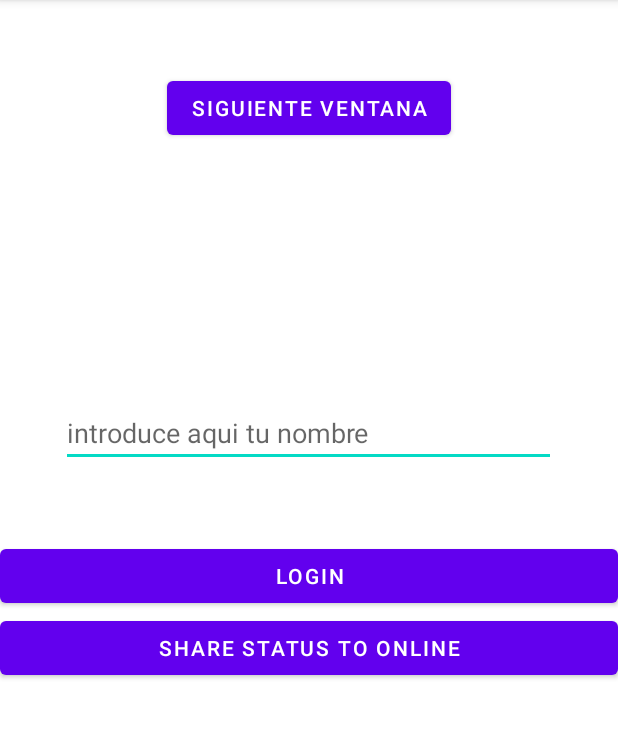
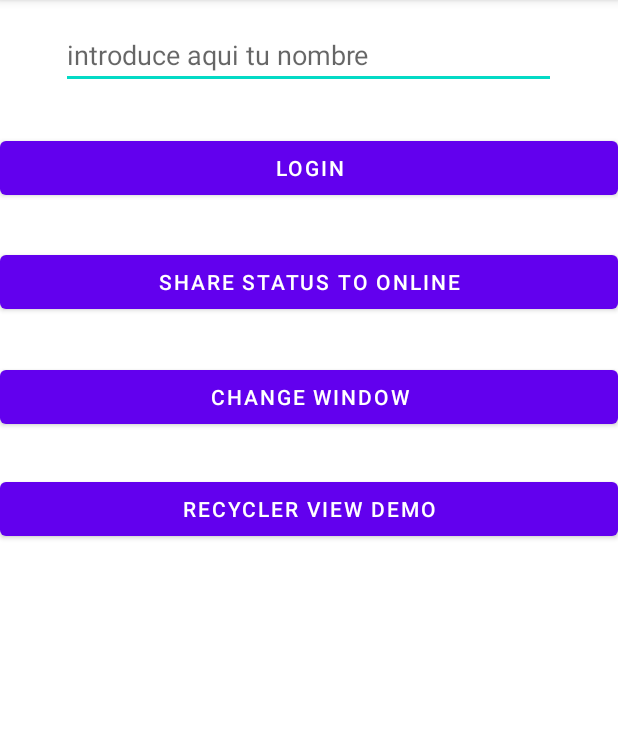
Before and after one commit to UO264804/kotlin-uo264804-uo264651, an Android app: the screen it shows after launch (MainActivity), on a phone screen of 412 x 824 dp, the part 84-822 px from its top. Run offline under Robolectric (Android 15) with nearby library versions, the phone set to English and light mode, and no system bars.

Commit message:
Acabada toda la parte de recycler view, adapter view y card view (no probada parte final del image view y el text view)

```diff
--- a/app/build.gradle
+++ b/app/build.gradle
@@ -44,6 +44,7 @@ dependencies {
     implementation 'com.google.android.material:material:1.3.0'
     implementation 'androidx.constraintlayout:constraintlayout:2.0.4'
     implementation 'androidx.legacy:legacy-support-v4:1.0.0'
+    implementation 'androidx.cardview:cardview:1.0.0'
     testImplementation 'junit:junit:4.+'
     androidTestImplementation 'androidx.test.ext:junit:1.1.2'
     androidTestImplementation 'androidx.test.espresso:espresso-core:3.3.0'
--- a/app/src/main/AndroidManifest.xml
+++ b/app/src/main/AndroidManifest.xml
@@ -16,6 +16,6 @@
             </intent-filter>
         </activity>
         <activity android:name=".SecondActivity"></activity>
+        <activity android:name=".HobbiesActivity"></activity>
     </application>
-
 </manifest>
--- a/app/src/main/java/es/uniovi/appkotlin/SecondActivity.kt
+++ b/app/src/main/java/es/uniovi/appkotlin/SecondActivity.kt
@@ -13,11 +13,8 @@ class SecondActivity : AppCompatActivity()
         binding = ActivitySecondBinding.inflate(layoutInflater)
         val view = binding.root
         setContentView(view)
-
         var bundle : Bundle ? = intent.extras
-
         var login: String? = bundle!!.getString("user_login")
-        binding.bienvenida.text = "bienvenido $login"
-
+        binding.bienvenida.text = "Bienvenido $login"
     }
 }
--- a/app/src/main/res/layout/activity_main.xml
+++ b/app/src/main/res/layout/activity_main.xml
@@ -2,31 +2,34 @@
 <androidx.constraintlayout.widget.ConstraintLayout xmlns:android="http://schemas.android.com/apk/res/android"
     xmlns:app="http://schemas.android.com/apk/res-auto"
     xmlns:tools="http://schemas.android.com/tools"
+    android:id="@+id/btnRecyclerViewDemo"
     android:layout_width="match_parent"
     android:layout_height="match_parent"
     tools:context=".MainActivity">
 
     <Button
         android:id="@+id/cambiarVentana"
-        android:layout_width="wrap_content"
+        android:layout_width="0dp"
         android:layout_height="wrap_content"
-        android:text="Siguiente Ventana"
+        android:text="Change Window"
         app:layout_constraintBottom_toBottomOf="parent"
         app:layout_constraintEnd_toEndOf="parent"
+        app:layout_constraintHorizontal_bias="0.0"
         app:layout_constraintStart_toStartOf="parent"
-        app:layout_constraintTop_toTopOf="parent"
-        app:layout_constraintVertical_bias="0.067" />
+        app:layout_constraintTop_toBottomOf="@+id/shareInfo"
+        app:layout_constraintVertical_bias="0.056" />
 
     <Button
         android:id="@+id/sendLogin"
         android:layout_width="0dp"
         android:layout_height="wrap_content"
-        android:layout_marginBottom="360dp"
         android:text="login"
         app:layout_constraintBottom_toBottomOf="parent"
         app:layout_constraintEnd_toEndOf="parent"
-        app:layout_constraintHorizontal_bias="1.0"
-        app:layout_constraintStart_toStartOf="parent" />
+        app:layout_constraintHorizontal_bias="0.0"
+        app:layout_constraintStart_toStartOf="parent"
+        app:layout_constraintTop_toTopOf="parent"
+        app:layout_constraintVertical_bias="0.122" />
 
     <com.google.android.material.textfield.TextInputEditText
         android:id="@+id/login"
@@ -37,16 +40,30 @@
         app:layout_constraintEnd_toEndOf="parent"
         app:layout_constraintHorizontal_bias="0.493"
         app:layout_constraintStart_toStartOf="parent"
-        app:layout_constraintTop_toBottomOf="@+id/cambiarVentana"
-        app:layout_constraintVertical_bias="0.781" />
+        app:layout_constraintTop_toTopOf="parent"
+        app:layout_constraintVertical_bias="0.38" />
 
     <Button
         android:id="@+id/shareInfo"
         android:layout_width="0dp"
         android:layout_height="wrap_content"
+        android:layout_marginTop="28dp"
         android:text="share status to online"
         app:layout_constraintEnd_toEndOf="parent"
+        app:layout_constraintHorizontal_bias="0.0"
         app:layout_constraintStart_toStartOf="parent"
         app:layout_constraintTop_toBottomOf="@+id/sendLogin" />
 
+    <Button
+        android:id="@+id/button"
+        android:layout_width="0dp"
+        android:layout_height="wrap_content"
+        android:text="Recycler View Demo"
+        app:layout_constraintBottom_toBottomOf="parent"
+        app:layout_constraintEnd_toEndOf="parent"
+        app:layout_constraintHorizontal_bias="0.0"
+        app:layout_constraintStart_toStartOf="parent"
+        app:layout_constraintTop_toBottomOf="@+id/cambiarVentana"
+        app:layout_constraintVertical_bias="0.062" />
+
 </androidx.constraintlayout.widget.ConstraintLayout>
```
Also changed, not shown: app/src/main/java/es/uniovi/appkotlin/HobbiesActivity.kt (added, +28 -0 lines), app/src/main/java/es/uniovi/appkotlin/HobbiesAdapter.kt (added, +71 -0 lines), app/src/main/java/es/uniovi/appkotlin/MainActivity.kt (+14 -14 lines), app/src/main/java/es/uniovi/appkotlin/Model.kt (added, +43 -0 lines), app/src/main/res/layout/activity_hobbies.xml (added, +12 -0 lines), app/src/main/res/layout/list_item.xml (added, +39 -0 lines).
